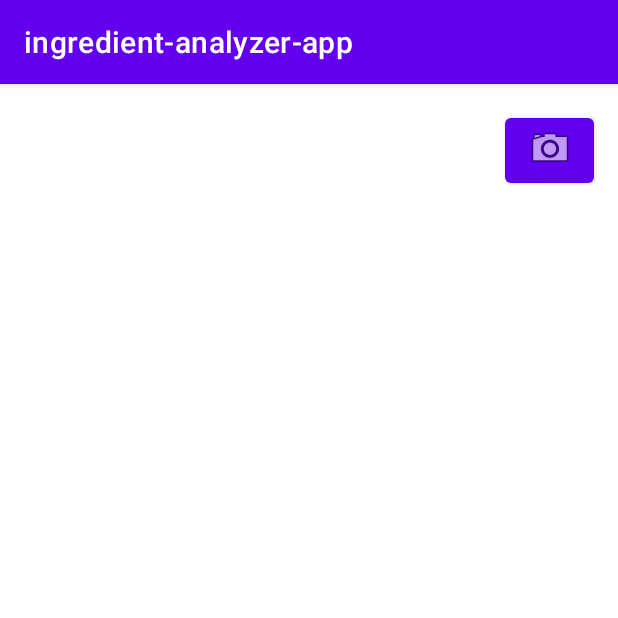
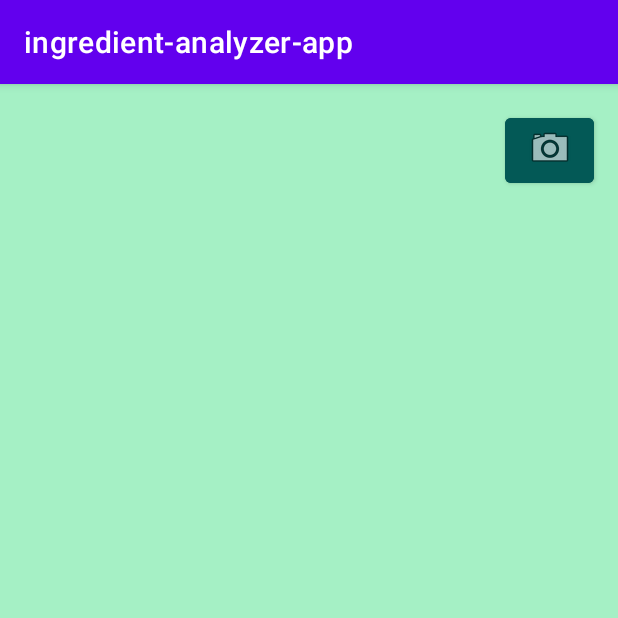
Before and after one commit to clipo124/ingredient-analyzer-app, an Android app: the screen it shows after launch (MainActivity), on a phone screen of 412 x 824 dp, the top half of it. Run offline under Robolectric (Android 15) with nearby library versions, the phone set to English and light mode, and no system bars.

Commit message:
Added new colors

```diff
--- a/app/src/main/res/layout/activity_camera.xml
+++ b/app/src/main/res/layout/activity_camera.xml
@@ -4,6 +4,7 @@
     xmlns:tools="http://schemas.android.com/tools"
     android:layout_width="match_parent"
     android:layout_height="match_parent"
+    android:background="@color/magic_mint"
     tools:context=".CameraActivity">
 
     <com.google.android.material.floatingactionbutton.FloatingActionButton
@@ -12,6 +13,7 @@
         android:layout_height="55dp"
         android:clickable="true"
         android:contentDescription="@string/photo_button_description"
+        app:backgroundTint="@color/mosque"
         app:layout_constraintBottom_toBottomOf="parent"
         app:layout_constraintEnd_toEndOf="parent"
         app:layout_constraintStart_toStartOf="parent"
--- a/app/src/main/res/layout/activity_main.xml
+++ b/app/src/main/res/layout/activity_main.xml
@@ -4,6 +4,7 @@
     xmlns:tools="http://schemas.android.com/tools"
     android:layout_width="match_parent"
     android:layout_height="match_parent"
+    android:background="@color/magic_mint"
     android:visibility="visible"
     tools:context=".MainActivity">
 
@@ -11,6 +12,7 @@
         android:id="@+id/cameraButton"
         android:layout_width="59dp"
         android:layout_height="55dp"
+        android:backgroundTint="@color/mosque"
         android:clickable="true"
         android:contentDescription="@string/photo_button_description"
         android:drawableTop="@android:drawable/ic_menu_camera"
--- a/app/src/main/res/values/colors.xml
+++ b/app/src/main/res/values/colors.xml
@@ -7,4 +7,9 @@
     <color name="teal_700">#FF018786</color>
     <color name="black">#FF000000</color>
     <color name="white">#FFFFFFFF</color>
+    <color name="tiber">#184D47</color>
+    <color name="mosque">#035956</color>
+    <color name="observatory">#00917C</color>
+    <color name="magic_mint">#A5F0C5</color>
+
 </resources>
```
